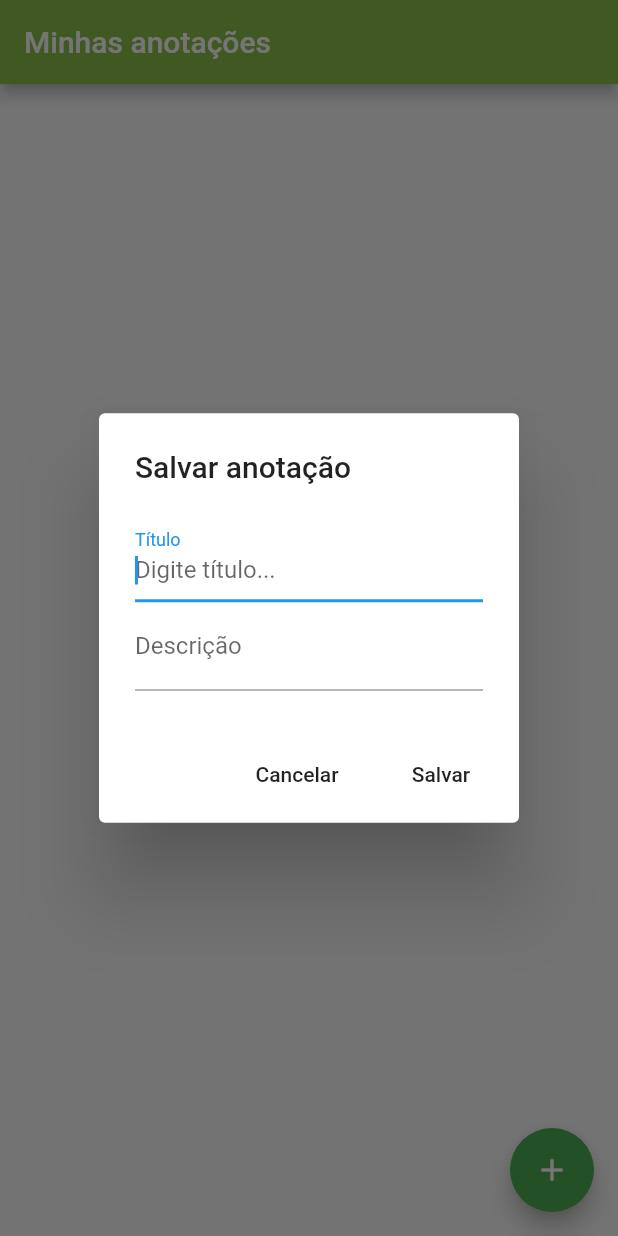
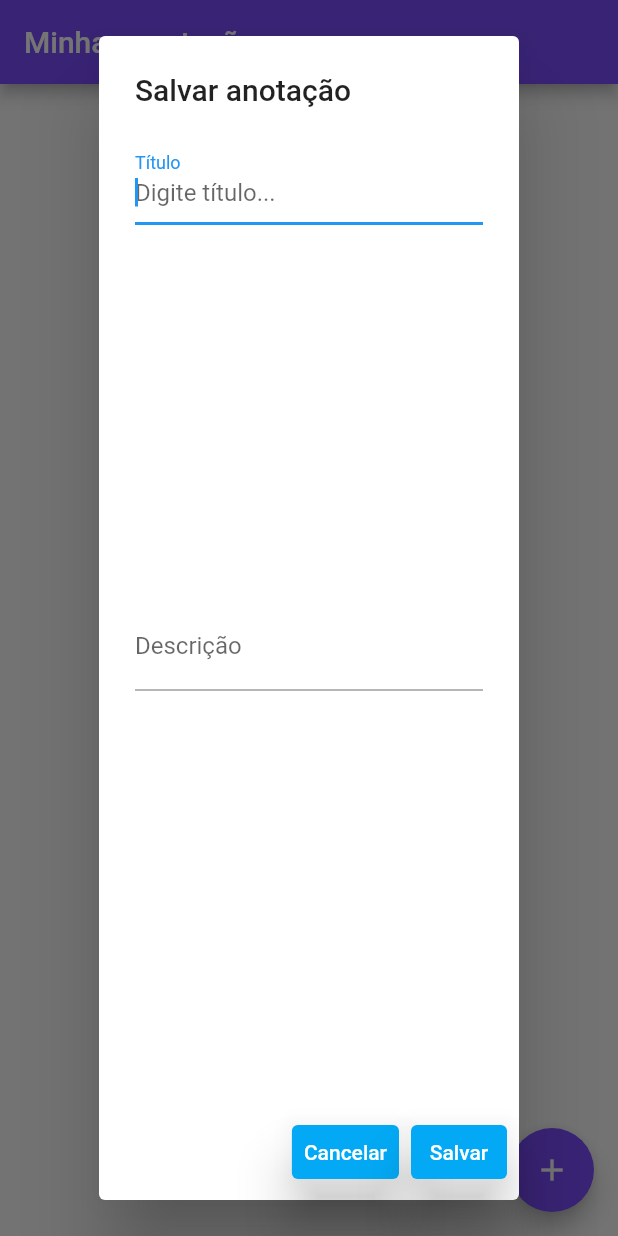
Before and after one commit to rcalves82/apps_flutter, a Flutter app: the screen it shows after launch, after a tap on the "add" icon, on a phone screen of 412 x 824 dp. Run offline on Flutter 3.47's test engine with Material 2 defaults, Android fonts, the phone set to English and light mode, and no system bars; our stand-ins replace date_format, shared_preferences, splashscreen, sqflite; accounts and stored records are empty.

Commit message:
Atualizando o app anotacoes

```diff
--- a/minhas_anotacoes/lib/Home.dart
+++ b/minhas_anotacoes/lib/Home.dart
@@ -18,14 +18,14 @@ class _HomeState extends State<Home> {
   var _db = AnotacaoHelper();
   List<Anotacao> _anotacoes = List<Anotacao>();
 
-  _exibirTelaCadastro({Anotacao anotacao}){
-
+  _exibirTelaCadastro({Anotacao anotacao}) {
     String textoSalvarAtualizar = "";
-    if(anotacao == null){
+    if (anotacao == null) {
       _tituloController.text = "";
       _descricaoController.text = "";
       textoSalvarAtualizar = "Salvar";
-    }else{//atualizar
+    } else {
+      //atualizar
       _tituloController.text = anotacao.titulo;
       _descricaoController.text = anotacao.descricao;
       textoSalvarAtualizar = "Atualizar";
@@ -33,58 +33,72 @@ class _HomeState extends State<Home> {
 
     showDialog(
         context: context,
-      builder: (context){
+        builder: (context) {
           return AlertDialog(
             title: Text('$textoSalvarAtualizar anotação'),
             content: Column(
                   //define o tamanho do componente na tela
                   mainAxisSize: MainAxisSize.min,
                   children: [
-              TextField(
+                              Expanded(
+                                child: Container(
+                                  child: TextField(
                                     controller: _tituloController,
                                     autofocus: true,
                                     decoration: InputDecoration(
-                  labelText: "Título",
-                  hintText: "Digite título..."
+                                        labelText: "Título", hintText: "Digite título..."),
                                   ),
                                 ),
-              TextField(
+                              ),
+                              Expanded(
+                                  child:  Container(
+                                    child: TextField(
                                         controller: _descricaoController,
                                         decoration: InputDecoration(
                                           labelText: "Descrição",
-                    hintText: "Digite descrição..."
+                                          hintText: "Digite descrição",
+                                        )
                                     ),
+                                  )
                               ),
                             ],
                         ),
             actions: [
-            FlatButton(
+              TextButton(
+                  style: TextButton.styleFrom(
+                    backgroundColor: Colors.lightBlue,
+                    elevation: 15,
+                  ),
                   onPressed: () => Navigator.pop(context),
-                child: Text("Cancelar")
+                  child: Text(
+                    "Cancelar",
+                    style: TextStyle(color: Colors.white),
+                  )),
+              TextButton(
+                  style: TextButton.styleFrom(
+                    backgroundColor: Colors.lightBlue,
+                    elevation: 15,
                   ),
-            FlatButton(
                   onPressed: () {
-
                     //salvar
                     _salvarAtualizarAnotacao(anotacaoSelecionada: anotacao);
 
                     Navigator.pop(context);
                   },
-                child: Text(textoSalvarAtualizar)
-            )
+                  child: Text(
+                    textoSalvarAtualizar,
+                    style: TextStyle(color: Colors.white),
+                  )),
             ],
           );
-      }
-    );
+        });
   }
 
   _recuperarAnotacoes() async {
-
     List anotacoesRecuperadas = await _db.recuperarAnotacoes();
 
     List<Anotacao> listaTemporaria = List<Anotacao>();
-    for ( var item in anotacoesRecuperadas){
-
+    for (var item in anotacoesRecuperadas) {
       Anotacao anotacao = Anotacao.fromMap(item);
       listaTemporaria.add(anotacao);
     }
@@ -95,28 +109,34 @@ class _HomeState extends State<Home> {
     listaTemporaria = null;
 
     // print("Lista anotacoes: " + anotacoesRecuperadas.toString());
-
   }
 
-  _salvarAtualizarAnotacao({Anotacao anotacaoSelecionada}) async{
-
+  _salvarAtualizarAnotacao({Anotacao anotacaoSelecionada}) async {
     String titulo = _tituloController.text;
     String descricao = _descricaoController.text;
 
-    if(titulo.isEmpty || descricao.isEmpty){
-      key.currentState.showSnackBar(SnackBar(
+    if (titulo.isEmpty || descricao.isEmpty) {
+      //Aqui código de Snackbar flutter 1
+      /*key.currentState.showSnackBar(SnackBar(
           content: Text('Campos título e descrição são obrigatórios.'),
           duration: Duration(milliseconds: 3),
+        ));*/
+      //Aqui código de Snackbar flutter 2
+      ScaffoldMessenger.of(context).showSnackBar(SnackBar(
+        content: Text('Campos título e descrição são obrigatórios.'),
+        duration: Duration(seconds: 2),
       ));
       _exibirTelaCadastro();
       // print("data atual " + DateTime.now().toString());
-    } else if(anotacaoSelecionada == null){
-      Anotacao anotacao = Anotacao(titulo, descricao, DateTime.now().toString());
+    } else if (anotacaoSelecionada == null) {
+      Anotacao anotacao =
+          Anotacao(titulo, descricao, DateTime.now().toString());
       int resultado = await _db.salvarAnotacao(anotacao);
-    }else{//atualizar
-      anotacaoSelecionada.titulo    = titulo;
+    } else {
+      //atualizar
+      anotacaoSelecionada.titulo = titulo;
       anotacaoSelecionada.descricao = descricao;
-      anotacaoSelecionada.data      = DateTime.now().toString();
+      anotacaoSelecionada.data = DateTime.now().toString();
       int resultado = await _db.atualizarAnotacao(anotacaoSelecionada);
     }
     // debugPrint("salvar anotacao: " + resultado.toString());
@@ -125,12 +145,10 @@ class _HomeState extends State<Home> {
     _tituloController.clear();
     _descricaoController.clear();
     _recuperarAnotacoes();
-
-
   }
 
   //Metodo para formatar data
-  _formatarData(String data){
+  _formatarData(String data) {
     initializeDateFormatting("pt_BR");
 
     //Year -> y Month -> M (M maisculo representa o Mês e m minusculo minuto Day -> d
@@ -150,19 +168,19 @@ class _HomeState extends State<Home> {
     _recuperarAnotacoes();
   }
 
-
   @override
   void initState() {
     super.initState();
     _recuperarAnotacoes();
   }
+
   @override
   Widget build(BuildContext context) {
     return Scaffold(
       key: key,
       appBar: AppBar(
         title: Text("Minhas anotações"),
-        backgroundColor: Colors.lightGreen,
+        backgroundColor: Colors.deepPurpleAccent,
       ),
       body: Column(
         children: [
@@ -170,13 +188,13 @@ class _HomeState extends State<Home> {
               child: ListView.builder(
             itemCount: _anotacoes.length,
             itemBuilder: (context, index) {
-
               final anotacao = _anotacoes[index];
 
               return Card(
                 child: ListTile(
                   title: Text(anotacao.titulo),
-                        subtitle: Text("${_formatarData(anotacao.data)} - ${anotacao.descricao}"),
+                  subtitle: Text(
+                      "${_formatarData(anotacao.data)} - ${anotacao.descricao}"),
                   //Ações nas laterais do APP
                   trailing: Row(
                     mainAxisSize: MainAxisSize.min,
@@ -187,12 +205,8 @@ class _HomeState extends State<Home> {
                         },
                         child: Padding(
                           padding: EdgeInsets.only(right: 16),
-                                child: Icon(
-                                  Icons.edit,
-                                  color: Colors.green
+                          child: Icon(Icons.edit, color: Colors.green),
                         ),
-                              ),
-
                       ),
                       GestureDetector(
                         onTap: () {
@@ -202,12 +216,26 @@ class _HomeState extends State<Home> {
                               return AlertDialog(
                                 title: Text("Deseja excluir essa anotação?"),
                                 actions: [
-                                          FlatButton(
-                                              child: Text("Não"),
+                                  TextButton(
+                                    style: TextButton.styleFrom(
+                                      backgroundColor: Colors.lightBlue,
+                                      elevation: 15,
+                                    ),
+                                    child: Text(
+                                      "Não",
+                                      style: TextStyle(color: Colors.white),
+                                    ),
                                     onPressed: () => Navigator.pop(context),
                                   ),
-                                          FlatButton(
-                                            child: Text("Sim"),
+                                  TextButton(
+                                    style: TextButton.styleFrom(
+                                      backgroundColor: Colors.lightBlue,
+                                      elevation: 15,
+                                    ),
+                                    child: Text(
+                                      "Sim",
+                                      style: TextStyle(color: Colors.white),
+                                    ),
                                     onPressed: () {
                                       _removerAnotacao(anotacao.id);
                                       Navigator.pop(context);
@@ -220,25 +248,19 @@ class _HomeState extends State<Home> {
                         },
                         child: Padding(
                           padding: EdgeInsets.only(right: 0),
-                                child: Icon(
-                                    Icons.remove_circle,
-                                    color: Colors.red
+                          child: Icon(Icons.remove_circle, color: Colors.red),
                         ),
-                              ),
-
                       )
                     ],
                   ),
                 ),
               );
             },
-              )
-
-          )
+          ))
         ],
       ),
       floatingActionButton: FloatingActionButton(
-        backgroundColor: Colors.green,
+        backgroundColor: Colors.deepPurpleAccent,
         child: Icon(Icons.add),
         onPressed: () {
           _exibirTelaCadastro();
```
Lines whose indentation alone changed are shown as unchanged.
